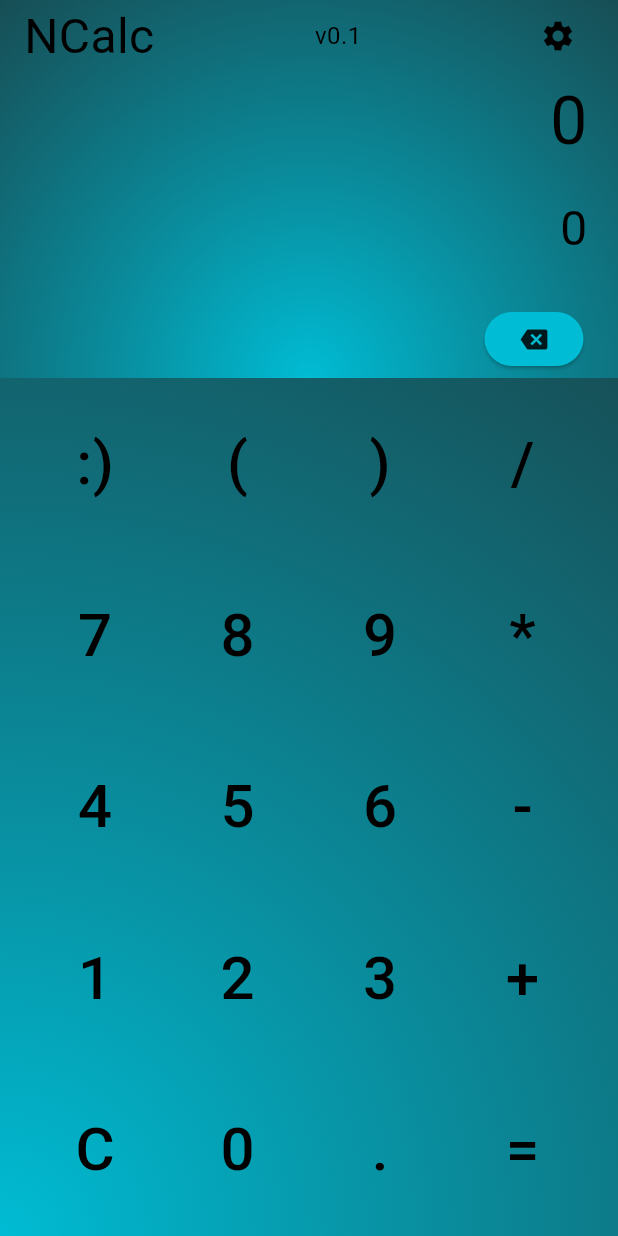
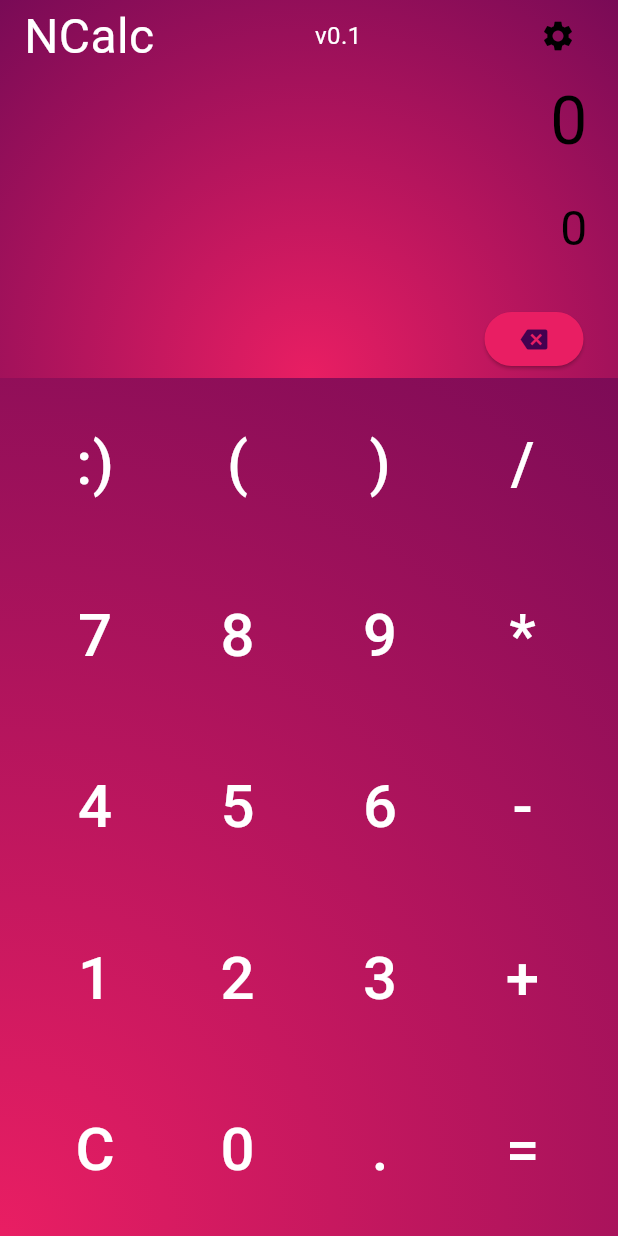
Before and after one commit to ninzqq/ncalc, a Flutter app: the screen it shows after launch, on a phone screen of 412 x 824 dp. Run offline on Flutter 3.47's test engine with Material 3 defaults, Android fonts, the light colour scheme and no system bars; our stand-ins replace flutter_riverpod; generated files the repository leaves out were written again.

Commit message:
Just play with some colors

```diff
--- a/ncalc/lib/src/app.dart
+++ b/ncalc/lib/src/app.dart
@@ -64,10 +64,17 @@ class MyApp extends StatelessWidget {
             ),
           ),
           darkTheme: ThemeData(
+            textTheme: const TextTheme(
+              bodyMedium: TextStyle(color: Colors.white),
+            ),
             colorScheme: ColorScheme.fromSwatch().copyWith(
-              primary: Colors.cyan.shade500,
-              secondary: Colors.black87,
+              primary: Colors.pink,
+              secondary: const Color.fromARGB(255, 68, 1, 80),
             ),
+            //colorScheme: ColorScheme.fromSwatch().copyWith(
+            //  primary: Colors.cyan.shade500,
+            //  secondary: Colors.black87,
+            //),
           ),
           themeMode: settingsController.themeMode,
 
--- a/ncalc/lib/src/calculator/calculator_button.dart
+++ b/ncalc/lib/src/calculator/calculator_button.dart
@@ -29,10 +29,10 @@ class CalculatorButton extends ConsumerWidget {
               calculator.addCharacterToCursorPosition(value);
             }
           },
-          child: Container(
-            decoration: BoxDecoration(
-              border: Border.all(color: Colors.transparent),
-              borderRadius: const BorderRadius.all(
+          child: Ink(
+            decoration: const BoxDecoration(
+              color: Colors.black,
+              borderRadius: BorderRadius.all(
                 Radius.circular(8),
               ),
             ),
```
